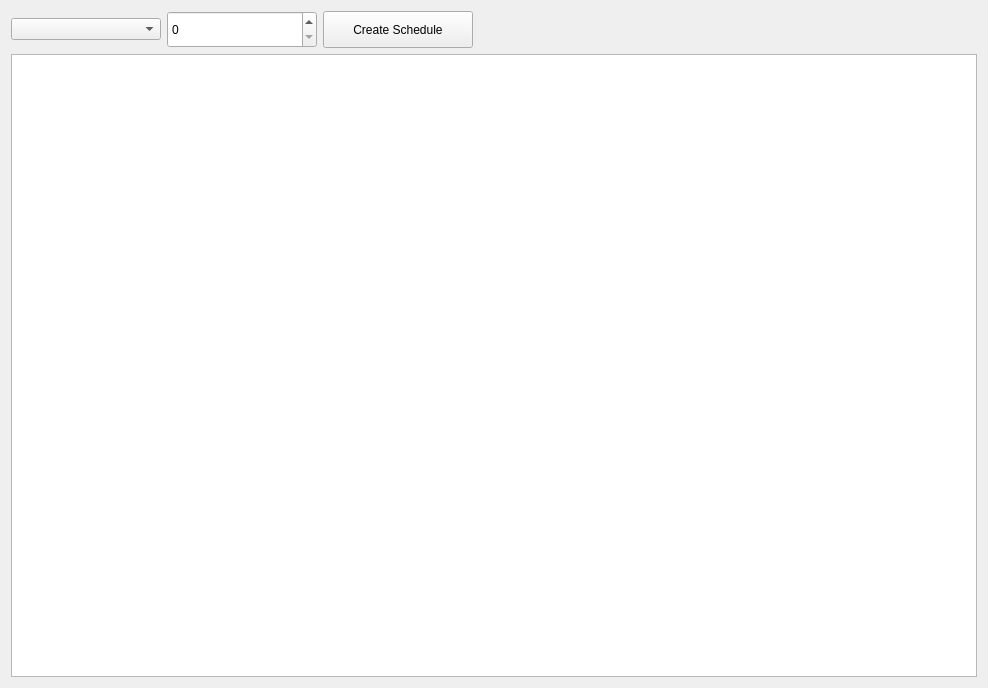
Above: ui/planningView.ui from olk90/shift before the change. Below: the same form after it.
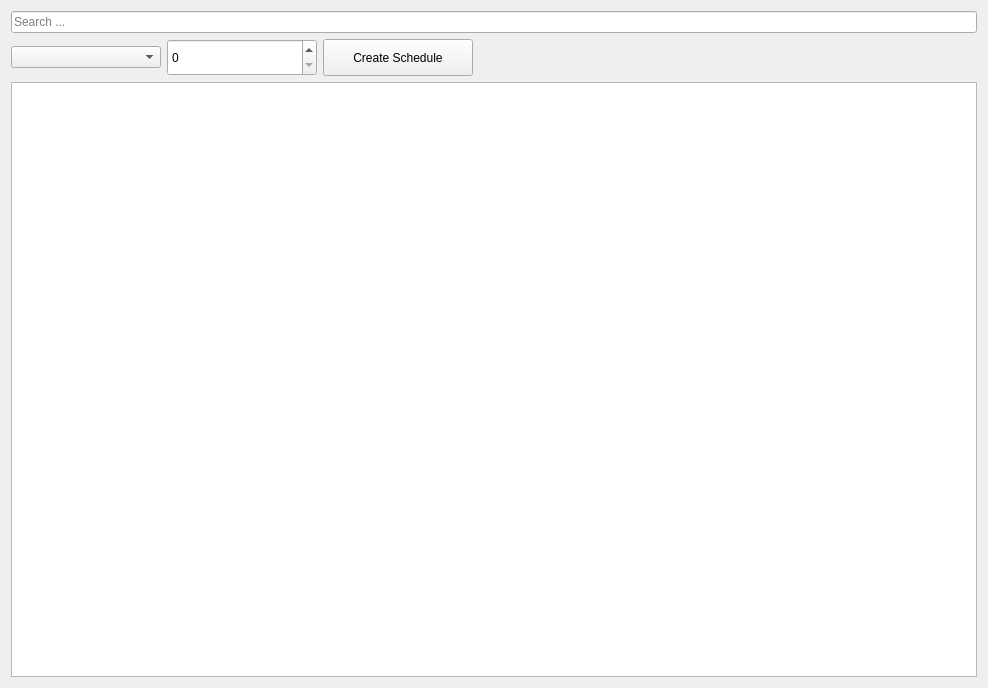
That is the form after the change.

What changed in the file:
```diff
--- a/ui/planningView.ui
+++ b/ui/planningView.ui
@@ -21,7 +21,14 @@
   </property>
   <layout class="QHBoxLayout" name="horizontalLayout" stretch="3">
    <item>
-    <layout class="QVBoxLayout" name="layout" stretch="0,0">
+    <layout class="QVBoxLayout" name="layout" stretch="0,0,0">
+     <item>
+      <widget class="QLineEdit" name="searchLine">
+       <property name="placeholderText">
+        <string>Search ...</string>
+       </property>
+      </widget>
+     </item>
      <item>
       <layout class="QHBoxLayout" name="buttonLayout">
        <item>
```
